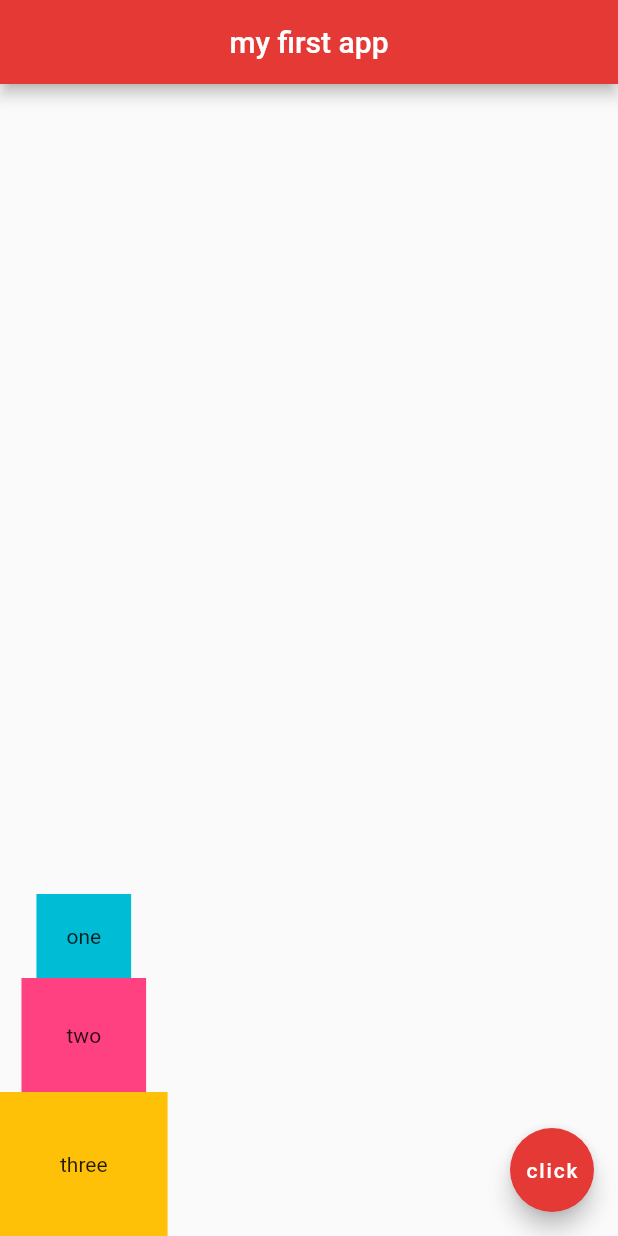
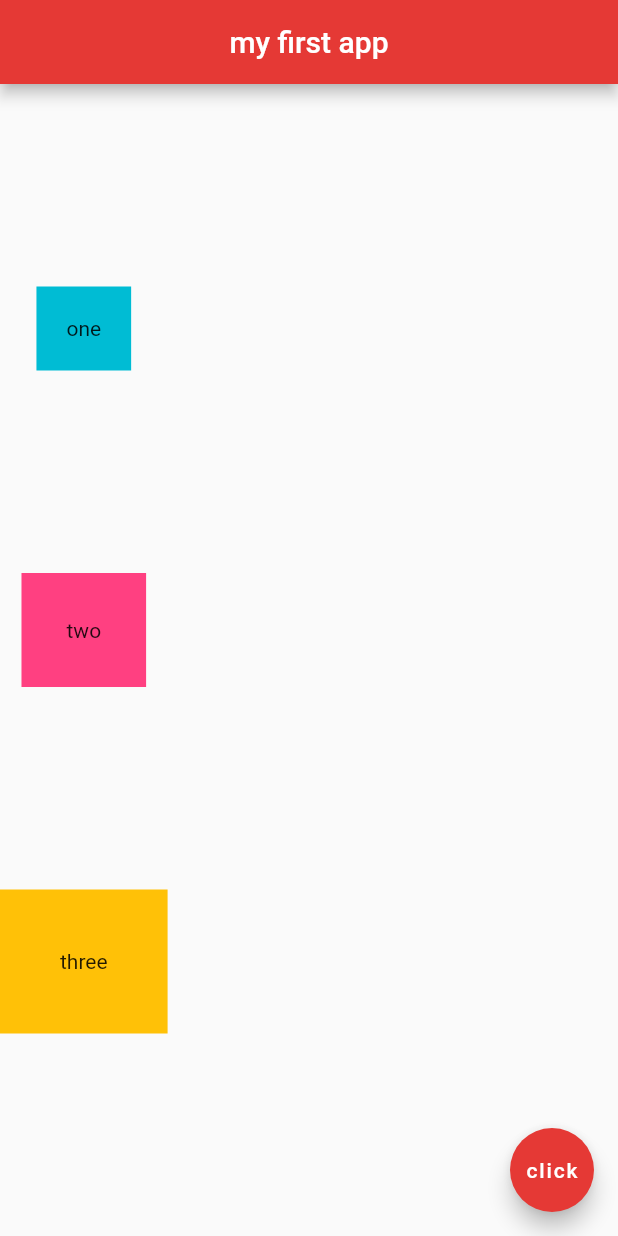
Before and after one commit to kouyoumikan/flutter_app, a Flutter app: the screen it shows after launch, on a phone screen of 412 x 824 dp. Run offline on Flutter 3.47's test engine with Material 2 defaults, Android fonts, the phone set to English and light mode, and no system bars.

Commit message:
2020/04/07　#12 Column 各要素の間隔を開ける(少しだけ均等)

```diff
--- a/lib/main.dart
+++ b/lib/main.dart
@@ -16,8 +16,8 @@ class Home extends StatelessWidget {
         backgroundColor: Colors.red[600], // アプリバーの色
       ),
       body: Column(
-        // 列の一番下に配置
-        mainAxisAlignment: MainAxisAlignment.end,
+        // 各要素の間隔を開ける(少しだけ均等)
+        mainAxisAlignment: MainAxisAlignment.spaceEvenly,
         children: <Widget>[
           Container(
             padding: EdgeInsets.all(20.0),
```
